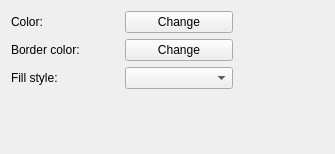
sourcepole/qgis, file qgis/src/ui/symbollayer/widget_simplefill.ui: the form before one commit.
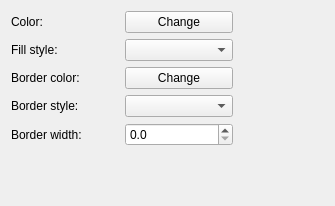
The form after the commit. Custom widgets are drawn as their Qt base class.

Commit message: simple fill: added border style and width pen style combo box: added "no pen"

```diff
--- a/qgis/src/ui/symbollayer/widget_simplefill.ui
+++ b/qgis/src/ui/symbollayer/widget_simplefill.ui
@@ -7,7 +7,7 @@
     <x>0</x>
     <y>0</y>
     <width>335</width>
-    <height>154</height>
+    <height>206</height>
    </rect>
   </property>
   <property name="windowTitle">
@@ -30,7 +30,7 @@
        </property>
       </widget>
      </item>
-     <item row="0" column="2" rowspan="3">
+     <item row="0" column="2" rowspan="5">
       <spacer>
        <property name="orientation">
         <enum>Qt::Horizontal</enum>
@@ -47,29 +47,53 @@
       </spacer>
      </item>
      <item row="2" column="0">
-      <widget class="QLabel" name="label_2">
-       <property name="text">
-        <string>Fill style:</string>
-       </property>
-      </widget>
-     </item>
-     <item row="2" column="1">
-      <widget class="QgsBrushStyleComboBox" name="cboFillStyle"/>
-     </item>
-     <item row="1" column="0">
       <widget class="QLabel" name="label_3">
        <property name="text">
         <string>Border color:</string>
        </property>
       </widget>
      </item>
-     <item row="1" column="1">
+     <item row="2" column="1">
       <widget class="QgsColorButtonV2" name="btnChangeBorderColor">
        <property name="text">
         <string>Change</string>
        </property>
       </widget>
      </item>
+     <item row="1" column="1">
+      <widget class="QgsBrushStyleComboBox" name="cboFillStyle"/>
+     </item>
+     <item row="1" column="0">
+      <widget class="QLabel" name="label_2">
+       <property name="text">
+        <string>Fill style:</string>
+       </property>
+      </widget>
+     </item>
+     <item row="3" column="0">
+      <widget class="QLabel" name="label_4">
+       <property name="text">
+        <string>Border style:</string>
+       </property>
+      </widget>
+     </item>
+     <item row="3" column="1">
+      <widget class="QgsPenStyleComboBox" name="cboBorderStyle"/>
+     </item>
+     <item row="4" column="0">
+      <widget class="QLabel" name="label_5">
+       <property name="text">
+        <string>Border width:</string>
+       </property>
+      </widget>
+     </item>
+     <item row="4" column="1">
+      <widget class="QDoubleSpinBox" name="spinBorderWidth">
+       <property name="decimals">
+        <number>1</number>
+       </property>
+      </widget>
+     </item>
     </layout>
    </item>
    <item>
@@ -98,6 +122,11 @@
    <extends>QPushButton</extends>
    <header>qgscolorbutton.h</header>
   </customwidget>
+  <customwidget>
+   <class>QgsPenStyleComboBox</class>
+   <extends>QComboBox</extends>
+   <header>qgspenstylecombobox.h</header>
+  </customwidget>
  </customwidgets>
  <tabstops>
   <tabstop>btnChangeColor</tabstop>
```
Left out of the diff: 4 changed lines with no effect on the pictures. The commit also changes 6 other files.
